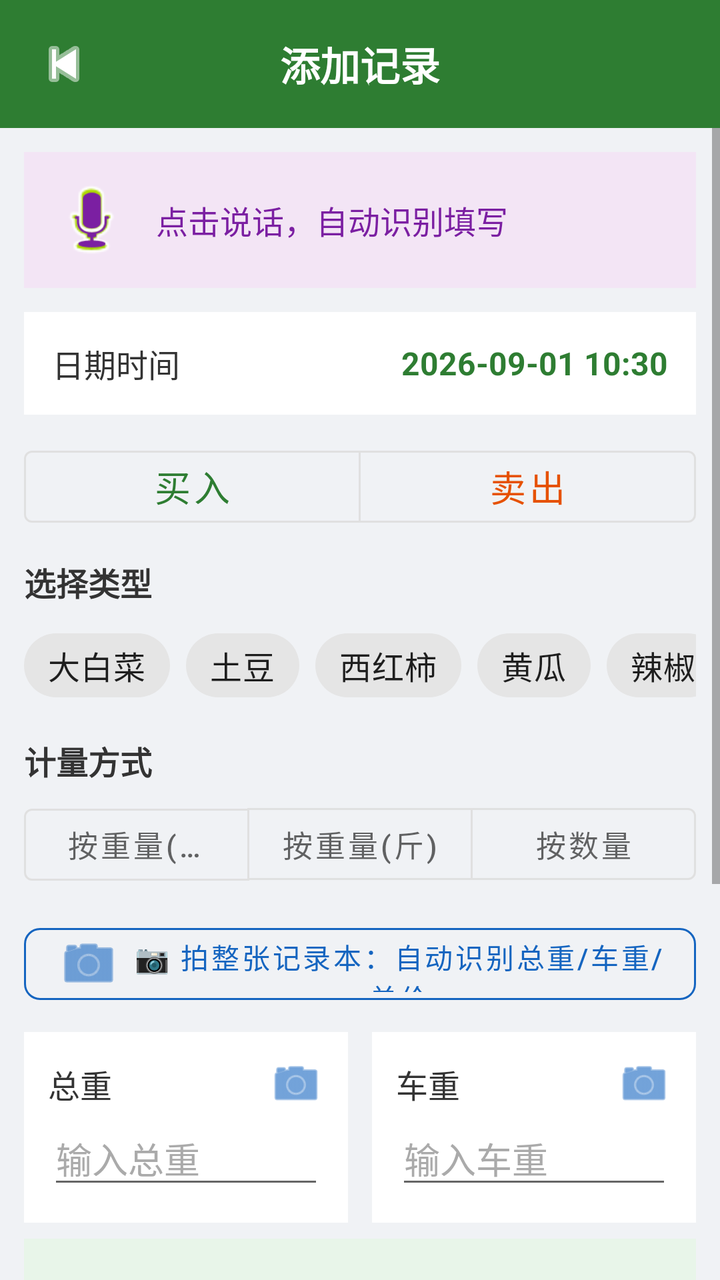
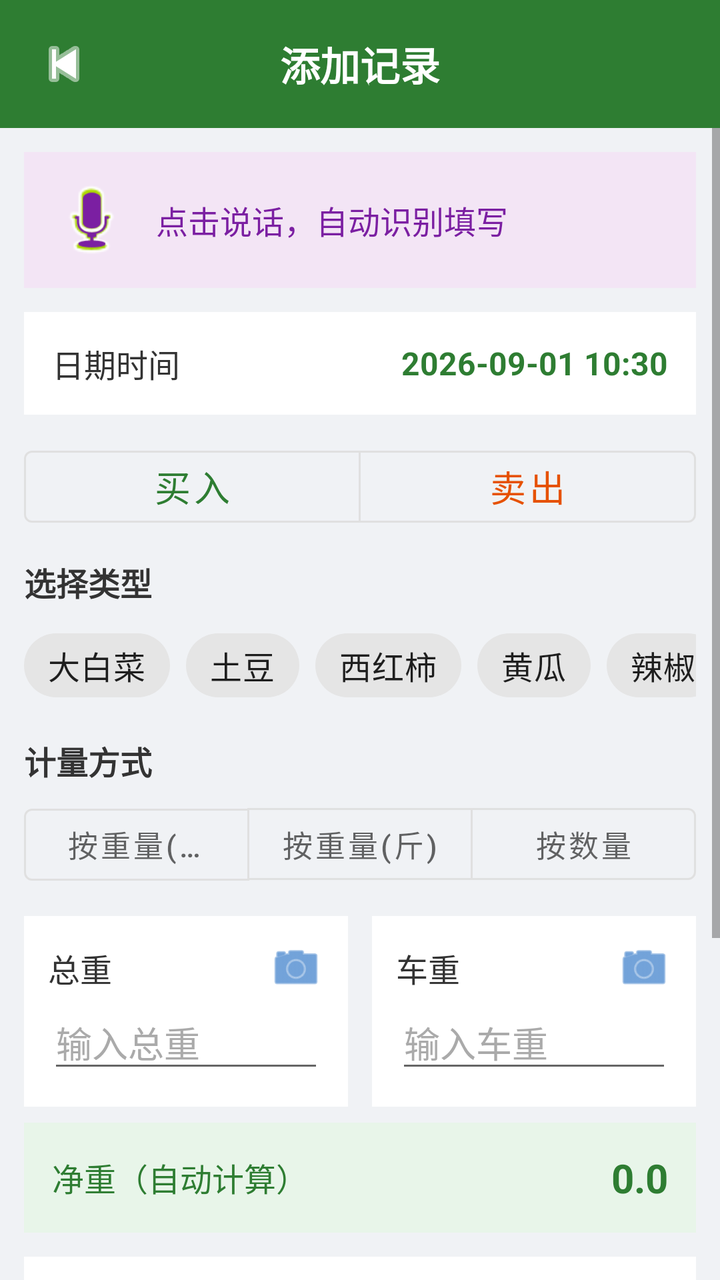

An Android layout rendered at two revisions. The XML below is the earlier revision; the diff shows what the commit changed to produce the second picture.
<!-- AndroidManifest.xml: application theme Theme.FarmTrade -->
<!-- res/layout/activity_add_record.xml -->
<?xml version="1.0" encoding="utf-8"?>
<LinearLayout
    xmlns:android="http://schemas.android.com/apk/res/android"
    xmlns:app="http://schemas.android.com/apk/res-auto"
    xmlns:tools="http://schemas.android.com/tools"
    android:layout_width="match_parent"
    android:layout_height="match_parent"
    android:orientation="vertical"
    android:background="#f0f2f5">

    
    <LinearLayout
        android:layout_width="match_parent"
        android:layout_height="wrap_content"
        android:orientation="horizontal"
        android:gravity="center_vertical"
        android:background="#2e7d32"
        android:paddingTop="16dp"
        android:paddingBottom="16dp"
        android:paddingStart="16dp"
        android:paddingEnd="16dp">

        <ImageView
            android:id="@+id/ivBack"
            android:layout_width="32dp"
            android:layout_height="32dp"
            android:src="@android:drawable/ic_media_previous"
            android:contentDescription="返回"
            app:tint="#ffffff" />

        <TextView
            android:layout_width="0dp"
            android:layout_height="wrap_content"
            android:layout_weight="1"
            android:text="添加记录"
            android:textColor="#ffffff"
            android:textSize="20sp"
            android:textStyle="bold"
            android:gravity="center"
            android:layout_marginStart="-32dp" />
    </LinearLayout>

    <ScrollView
        android:layout_width="match_parent"
        android:layout_height="0dp"
        android:layout_weight="1"
        android:fillViewport="true">

        <LinearLayout
            android:layout_width="match_parent"
            android:layout_height="wrap_content"
            android:orientation="vertical"
            android:padding="12dp">

            
            <LinearLayout
                android:id="@+id/layoutVoiceInput"
                android:layout_width="match_parent"
                android:layout_height="wrap_content"
                android:orientation="horizontal"
                android:gravity="center_vertical"
                android:background="#f3e5f5"
                android:padding="14dp"
                android:layout_marginBottom="12dp">

                <ImageView
                    android:id="@+id/btnMic"
                    android:layout_width="40dp"
                    android:layout_height="40dp"
                    android:src="@android:drawable/ic_btn_speak_now"
                    android:background="@android:drawable/presence_audio_online"
                    android:contentDescription="语音输入"
                    app:tint="#7b1fa2" />

                <TextView
                    android:id="@+id/tvVoiceHint"
                    android:layout_width="0dp"
                    android:layout_height="wrap_content"
                    android:layout_weight="1"
                    android:text="点击说话，自动识别填写"
                    android:textColor="#7b1fa2"
                    android:textSize="16sp"
                    android:layout_marginStart="12dp" />
            </LinearLayout>

            
            <LinearLayout
                android:id="@+id/rowDateTime"
                android:layout_width="match_parent"
                android:layout_height="wrap_content"
                android:orientation="horizontal"
                android:gravity="center_vertical"
                android:background="#ffffff"
                android:padding="14dp"
                android:layout_marginBottom="12dp"
                android:clickable="true"
                android:focusable="true"
                android:foreground="?android:attr/selectableItemBackground">

                <TextView
                    android:layout_width="wrap_content"
                    android:layout_height="wrap_content"
                    android:text="日期时间"
                    android:textColor="#333333"
                    android:textSize="16sp" />

                <TextView
                    android:id="@+id/tvDateTime"
                    android:layout_width="0dp"
                    android:layout_height="wrap_content"
                    android:layout_weight="1"
                    android:text="2026-09-01 10:30"
                    android:textColor="#2e7d32"
                    android:textSize="16sp"
                    android:textStyle="bold"
                    android:gravity="end" />
            </LinearLayout>

            
            <com.google.android.material.button.MaterialButtonToggleGroup
                android:id="@+id/toggleDirection"
                android:layout_width="match_parent"
                android:layout_height="wrap_content"
                app:singleSelection="true"
                app:selectionRequired="true"
                android:layout_marginBottom="12dp">

                <com.google.android.material.button.MaterialButton
                    android:id="@+id/btnBuy"
                    style="@style/Widget.MaterialComponents.Button.OutlinedButton"
                    android:layout_width="0dp"
                    android:layout_height="wrap_content"
                    android:layout_weight="1"
                    android:text="买入"
                    android:textSize="18sp"
                    android:textColor="#2e7d32" />

                <com.google.android.material.button.MaterialButton
                    android:id="@+id/btnSell"
                    style="@style/Widget.MaterialComponents.Button.OutlinedButton"
                    android:layout_width="0dp"
                    android:layout_height="wrap_content"
                    android:layout_weight="1"
                    android:text="卖出"
                    android:textSize="18sp"
                    android:textColor="#e65100" />
            </com.google.android.material.button.MaterialButtonToggleGroup>

            
            <TextView
                android:layout_width="wrap_content"
                android:layout_height="wrap_content"
                android:text="选择类型"
                android:textColor="#333333"
                android:textSize="16sp"
                android:textStyle="bold"
                android:layout_marginBottom="6dp" />

            <HorizontalScrollView
                android:layout_width="match_parent"
                android:layout_height="wrap_content"
                android:scrollbars="none"
                android:layout_marginBottom="12dp">

                <LinearLayout
                    android:layout_width="wrap_content"
                    android:layout_height="wrap_content"
                    android:orientation="horizontal">

                    <com.google.android.material.chip.ChipGroup
                        android:id="@+id/chipGroupType"
                        android:layout_width="wrap_content"
                        android:layout_height="wrap_content"
                        app:singleSelection="true"
                        app:selectionRequired="true">

                        <com.google.android.material.chip.Chip
                            android:id="@+id/chipType0"
                            style="@style/Widget.MaterialComponents.Chip.Choice"
                            android:layout_width="wrap_content"
                            android:layout_height="wrap_content"
                            android:text="大白菜"
                            android:textSize="16sp" />

                        <com.google.android.material.chip.Chip
                            android:id="@+id/chipType1"
                            style="@style/Widget.MaterialComponents.Chip.Choice"
                            android:layout_width="wrap_content"
                            android:layout_height="wrap_content"
                            android:text="土豆"
                            android:textSize="16sp" />

                        <com.google.android.material.chip.Chip
                            android:id="@+id/chipType2"
                            style="@style/Widget.MaterialComponents.Chip.Choice"
                            android:layout_width="wrap_content"
                            android:layout_height="wrap_content"
                            android:text="西红柿"
                            android:textSize="16sp" />

                        <com.google.android.material.chip.Chip
                            android:id="@+id/chipType3"
                            style="@style/Widget.MaterialComponents.Chip.Choice"
                            android:layout_width="wrap_content"
                            android:layout_height="wrap_content"
                            android:text="黄瓜"
                            android:textSize="16sp" />

                        <com.google.android.material.chip.Chip
                            android:id="@+id/chipType4"
                            style="@style/Widget.MaterialComponents.Chip.Choice"
                            android:layout_width="wrap_content"
                            android:layout_height="wrap_content"
                            android:text="辣椒"
                            android:textSize="16sp" />
                    </com.google.android.material.chip.ChipGroup>

                    
                    <com.google.android.material.chip.Chip
                        android:id="@+id/chipCustom"
                        style="@style/Widget.MaterialComponents.Chip.Action"
                        android:layout_width="wrap_content"
                        android:layout_height="wrap_content"
                        android:text="+ 自定义"
                        android:textSize="16sp"
                        android:textColor="#2e7d32"
                        app:chipBackgroundColor="#e8f5e9"
                        app:chipStrokeColor="#2e7d32"
                        app:chipStrokeWidth="1dp" />
                </LinearLayout>
            </HorizontalScrollView>

            
            <TextView
                android:layout_width="wrap_content"
                android:layout_height="wrap_content"
                android:text="计量方式"
                android:textColor="#333333"
                android:textSize="16sp"
                android:textStyle="bold"
                android:layout_marginBottom="6dp" />

            <com.google.android.material.button.MaterialButtonToggleGroup
                android:id="@+id/toggleMeasureMode"
                android:layout_width="match_parent"
                android:layout_height="wrap_content"
                app:singleSelection="true"
                app:selectionRequired="true"
                android:layout_marginBottom="12dp">

                <com.google.android.material.button.MaterialButton
                    android:id="@+id/btnModeKg"
                    style="@style/Widget.MaterialComponents.Button.OutlinedButton"
                    android:layout_width="0dp"
                    android:layout_height="wrap_content"
                    android:layout_weight="1"
                    android:text="按重量(公斤)"
                    android:textSize="15sp" />

                <com.google.android.material.button.MaterialButton
                    android:id="@+id/btnModeJin"
                    style="@style/Widget.MaterialComponents.Button.OutlinedButton"
                    android:layout_width="0dp"
                    android:layout_height="wrap_content"
                    android:layout_weight="1"
                    android:text="按重量(斤)"
                    android:textSize="15sp" />

                <com.google.android.material.button.MaterialButton
                    android:id="@+id/btnModeQty"
                    style="@style/Widget.MaterialComponents.Button.OutlinedButton"
                    android:layout_width="0dp"
                    android:layout_height="wrap_content"
                    android:layout_weight="1"
                    android:text="按数量"
                    android:textSize="15sp" />
            </com.google.android.material.button.MaterialButtonToggleGroup>

            
            <LinearLayout
                android:id="@+id/layoutWeightSection"
                android:layout_width="match_parent"
                android:layout_height="wrap_content"
                android:orientation="vertical"
                android:visibility="visible">

                
                <com.google.android.material.button.MaterialButton
                    android:id="@+id/btnPhotoAllFields"
                    style="@style/Widget.MaterialComponents.Button.OutlinedButton"
                    android:layout_width="match_parent"
                    android:layout_height="48dp"
                    android:layout_marginBottom="10dp"
                    android:text="📷 拍整张记录本：自动识别总重/车重/单价"
                    android:textColor="#1565c0"
                    android:textSize="14sp"
                    app:strokeColor="#1565c0"
                    app:cornerRadius="8dp"
                    app:icon="@android:drawable/ic_menu_camera"
                    app:iconTint="#1565c0"
                    app:iconGravity="textStart"
                    app:iconPadding="6dp" />

                
                <LinearLayout
                    android:layout_width="match_parent"
                    android:layout_height="wrap_content"
                    android:orientation="horizontal"
                    android:layout_marginBottom="8dp">

                    
                    <LinearLayout
                        android:layout_width="0dp"
                        android:layout_height="wrap_content"
                        android:layout_weight="1"
                        android:orientation="vertical"
                        android:background="#ffffff"
                        android:padding="12dp"
                        android:layout_marginEnd="6dp">

                        <LinearLayout
                            android:layout_width="match_parent"
                            android:layout_height="wrap_content"
                            android:orientation="horizontal"
                            android:gravity="center_vertical">

                            <TextView
                                android:layout_width="wrap_content"
                                android:layout_height="wrap_content"
                                android:text="总重"
                                android:textColor="#333333"
                                android:textSize="16sp" />

                            <View
                                android:layout_width="0dp"
                                android:layout_height="0dp"
                                android:layout_weight="1" />

                            <ImageView
                                android:id="@+id/btnPhotoGross"
                                android:layout_width="28dp"
                                android:layout_height="28dp"
                                android:src="@android:drawable/ic_menu_camera"
                                android:contentDescription="拍照识别总重"
                                app:tint="#1565c0" />
                        </LinearLayout>

                        <EditText
                            android:id="@+id/etGrossWeight"
                            android:layout_width="match_parent"
                            android:layout_height="wrap_content"
                            android:hint="输入总重"
                            android:inputType="numberDecimal"
                            android:textSize="18sp"
                            android:textColor="#333333"
                            android:textColorHint="#aaaaaa" />
                    </LinearLayout>

                    
                    <LinearLayout
                        android:layout_width="0dp"
                        android:layout_height="wrap_content"
                        android:layout_weight="1"
                        android:orientation="vertical"
                        android:background="#ffffff"
                        android:padding="12dp"
                        android:layout_marginStart="6dp">

                        <LinearLayout
                            android:layout_width="match_parent"
                            android:layout_height="wrap_content"
                            android:orientation="horizontal"
                            android:gravity="center_vertical">

                            <TextView
                                android:layout_width="wrap_content"
                                android:layout_height="wrap_content"
                                android:text="车重"
                                android:textColor="#333333"
                                android:textSize="16sp" />

                            <View
                                android:layout_width="0dp"
                                android:layout_height="0dp"
                                android:layout_weight="1" />

                            <ImageView
                                android:id="@+id/btnPhotoTare"
                                android:layout_width="28dp"
                                android:layout_height="28dp"
                                android:src="@android:drawable/ic_menu_camera"
                                android:contentDescription="拍照识别车重"
                                app:tint="#1565c0" />
                        </LinearLayout>

                        <EditText
                            android:id="@+id/etTareWeight"
                            android:layout_width="match_parent"
                            android:layout_height="wrap_content"
                            android:hint="输入车重"
                            android:inputType="numberDecimal"
                            android:textSize="18sp"
                            android:textColor="#333333"
                            android:textColorHint="#aaaaaa" />
                    </LinearLayout>
                </LinearLayout>

                
                <LinearLayout
                    android:layout_width="match_parent"
                    android:layout_height="wrap_content"
                    android:orientation="horizontal"
                    android:gravity="center_vertical"
                    android:background="#e8f5e9"
                    android:padding="14dp"
                    android:layout_marginBottom="12dp">

                    <TextView
                        android:layout_width="wrap_content"
                        android:layout_height="wrap_content"
                        android:text="净重（自动计算）"
                        android:textColor="#2e7d32"
                        android:textSize="16sp" />

                    <View
                        android:layout_width="0dp"
                        android:layout_height="0dp"
                        android:layout_weight="1" />

                    <TextView
                        android:id="@+id/tvNetWeight"
                        android:layout_width="wrap_content"
                        android:layout_height="wrap_content"
                        android:text="0.0"
                        android:textColor="#2e7d32"
                        android:textSize="20sp"
                        android:textStyle="bold" />
                </LinearLayout>
            </LinearLayout>

            
            <LinearLayout
                android:id="@+id/layoutQuantitySection"
                android:layout_width="match_parent"
                android:layout_height="wrap_content"
                android:orientation="horizontal"
                android:background="#ffffff"
                android:padding="12dp"
                android:layout_marginBottom="12dp"
                android:visibility="gone">

                <LinearLayout
                    android:layout_width="0dp"
                    android:layout_height="wrap_content"
                    android:layout_weight="1"
                    android:orientation="vertical"
                    android:layout_marginEnd="6dp">

                    <TextView
                        android:layout_width="wrap_content"
                        android:layout_height="wrap_content"
                        android:text="数量"
                        android:textColor="#333333"
                        android:textSize="16sp" />

                    <EditText
                        android:id="@+id/etQuantity"
                        android:layout_width="match_parent"
                        android:layout_height="wrap_content"
                        android:hint="输入数量"
                        android:inputType="numberDecimal"
                        android:textSize="18sp"
                        android:textColorHint="#aaaaaa" />
                </LinearLayout>

                <LinearLayout
                    android:layout_width="0dp"
                    android:layout_height="wrap_content"
                    android:layout_weight="1"
                    android:orientation="vertical"
                    android:layout_marginStart="6dp">

                    <TextView
                        android:layout_width="wrap_content"
                        android:layout_height="wrap_content"
                        android:text="单位名称"
                        android:textColor="#333333"
                        android:textSize="16sp" />

                    <EditText
                        android:id="@+id/etUnitName"
                        android:layout_width="match_parent"
                        android:layout_height="wrap_content"
                        android:hint="如: 袋/筐/箱"
                        android:inputType="text"
                        android:textSize="18sp"
                        android:textColorHint="#aaaaaa" />
                </LinearLayout>
            </LinearLayout>

            
            <LinearLayout
                android:layout_width="match_parent"
                android:layout_height="wrap_content"
                android:orientation="vertical"
                android:background="#ffffff"
                android:padding="12dp"
                android:layout_marginBottom="12dp">

                <TextView
                    android:id="@+id/tvUnitPriceLabel"
                    android:layout_width="wrap_content"
                    android:layout_height="wrap_content"
                    android:text="单价（元/斤）"
                    android:textColor="#333333"
                    android:textSize="16sp" />

                <EditText
                    android:id="@+id/etUnitPrice"
                    android:layout_width="match_parent"
                    android:layout_height="wrap_content"
                    android:hint="输入单价 (元)"
                    android:inputType="numberDecimal"
                    android:textSize="18sp"
                    android:textColorHint="#aaaaaa" />
            </LinearLayout>

            
            <LinearLayout
                android:layout_width="match_parent"
                android:layout_height="wrap_content"
                android:orientation="horizontal"
                android:gravity="center_vertical"
                android:background="#e8f5e9"
                android:padding="18dp"
                android:layout_marginBottom="16dp">

                <TextView
                    android:layout_width="wrap_content"
                    android:layout_height="wrap_content"
                    android:text="合计金额"
                    android:textColor="#2e7d32"
                    android:textSize="18sp"
                    android:textStyle="bold" />

                <View
                    android:layout_width="0dp"
                    android:layout_height="0dp"
                    android:layout_weight="1" />

                <TextView
                    android:id="@+id/tvTotalPreview"
                    android:layout_width="wrap_content"
                    android:layout_height="wrap_content"
                    android:text="￥0.00"
                    android:textColor="#2e7d32"
                    android:textSize="22sp"
                    android:textStyle="bold" />
            </LinearLayout>

            
            <com.google.android.material.button.MaterialButton
                android:id="@+id/btnSave"
                android:layout_width="match_parent"
                android:layout_height="56dp"
                android:text="保存记录"
                android:textSize="20sp"
                android:textColor="#ffffff"
                app:backgroundTint="#2e7d32"
                app:cornerRadius="12dp" />
        </LinearLayout>
    </ScrollView>
</LinearLayout>
<!-- resources referenced by this layout -->
<resources>
  <style name="Theme.FarmTrade" parent="Theme.MaterialComponents.Light.NoActionBar">
          <item name="colorPrimary">@color/green_primary</item>
          <item name="colorPrimaryVariant">@color/green_dark</item>
          <item name="colorOnPrimary">@color/white</item>
          <item name="colorSecondary">@color/orange_primary</item>
          <item name="colorOnSecondary">@color/white</item>
          <item name="android:statusBarColor">@color/green_primary</item>
          <item name="android:windowLightStatusBar">false</item>
      </style>
  <color name="green_primary">#2e7d32</color>
  <color name="green_dark">#1b5e20</color>
  <color name="white">#ffffff</color>
  <color name="orange_primary">#e65100</color>
</resources>

<!-- the commit's change to res/layout/activity_add_record.xml (unified diff, before → after) -->
@@ -285,23 +285,6 @@
                 android:visibility="visible">
 
                 
-                <com.google.android.material.button.MaterialButton
-                    android:id="@+id/btnPhotoAllFields"
-                    style="@style/Widget.MaterialComponents.Button.OutlinedButton"
-                    android:layout_width="match_parent"
-                    android:layout_height="48dp"
-                    android:layout_marginBottom="10dp"
-                    android:text="📷 拍整张记录本：自动识别总重/车重/单价"
-                    android:textColor="#1565c0"
-                    android:textSize="14sp"
-                    app:strokeColor="#1565c0"
-                    app:cornerRadius="8dp"
-                    app:icon="@android:drawable/ic_menu_camera"
-                    app:iconTint="#1565c0"
-                    app:iconGravity="textStart"
-                    app:iconPadding="6dp" />
-
-                
                 <LinearLayout
                     android:layout_width="match_parent"
                     android:layout_height="wrap_content"
